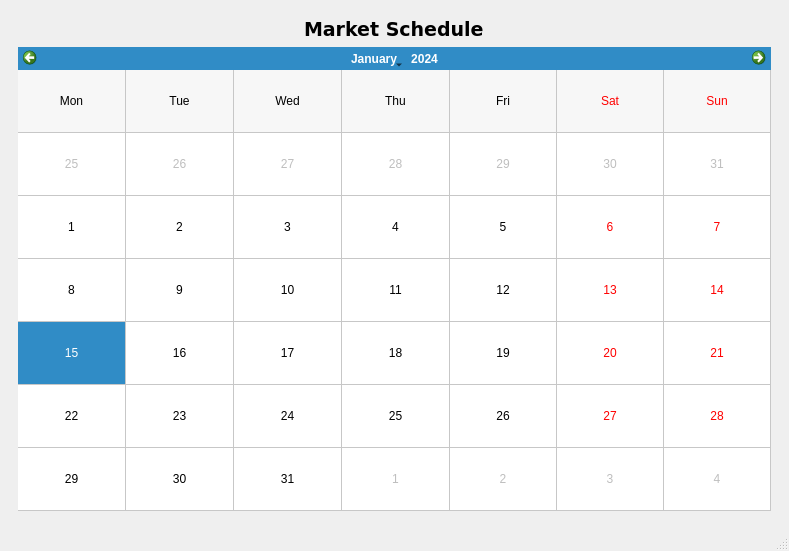
Above: mainwindow.ui from GameDevWhale/COMP-3004-Project before the change. Below: the same form after it.
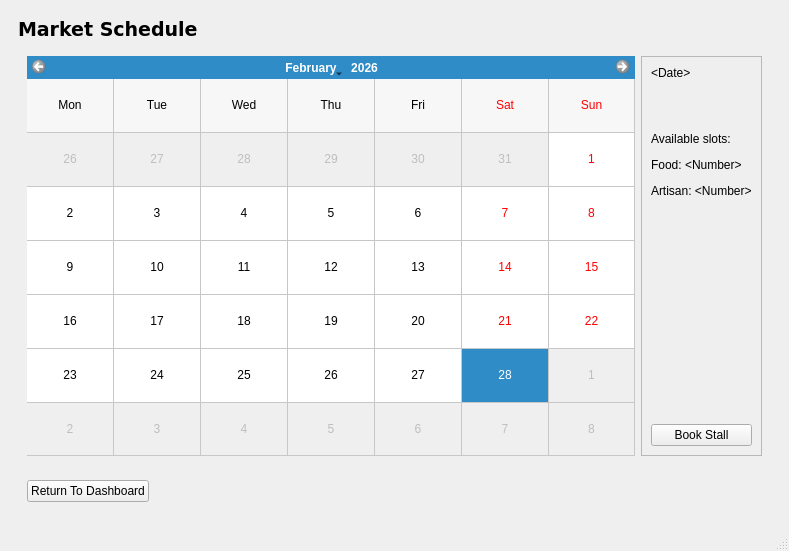
That is the form after the change.

Commit message: Added movement between pages

```diff
--- a/mainwindow.ui
+++ b/mainwindow.ui
@@ -15,7 +15,7 @@
   </property>
   <widget class="QWidget" name="centralWidget">
    <layout class="QGridLayout" name="gridLayout_2">
-    <item row="1" column="0">
+    <item row="0" column="0">
      <widget class="QStackedWidget" name="stackedWidget">
       <property name="currentIndex">
        <number>2</number>
@@ -187,8 +187,8 @@
        </layout>
       </widget>
       <widget class="QWidget" name="page_marketSchedule">
-       <layout class="QGridLayout" name="gridLayout_4">
-        <item row="0" column="0" alignment="Qt::AlignHCenter">
+       <layout class="QVBoxLayout" name="verticalLayout_5">
+        <item>
          <widget class="QLabel" name="label_3">
           <property name="font">
            <font>
@@ -203,17 +203,102 @@
           </property>
          </widget>
         </item>
-        <item row="1" column="0">
-         <widget class="QCalendarWidget" name="calendarWidget_marketSchedule">
-          <property name="gridVisible">
-           <bool>true</bool>
-          </property>
-          <property name="verticalHeaderFormat">
-           <enum>QCalendarWidget::NoVerticalHeader</enum>
-          </property>
-          <property name="navigationBarVisible">
-           <bool>true</bool>
-          </property>
+        <item>
+         <widget class="QWidget" name="widget_2" native="true">
+          <layout class="QGridLayout" name="gridLayout_6">
+           <item row="0" column="0">
+            <widget class="QCalendarWidget" name="calendarWidget_marketSchedule">
+             <property name="minimumDate">
+              <date>
+               <year>2026</year>
+               <month>2</month>
+               <day>1</day>
+              </date>
+             </property>
+             <property name="maximumDate">
+              <date>
+               <year>2026</year>
+               <month>2</month>
+               <day>28</day>
+              </date>
+             </property>
+             <property name="gridVisible">
+              <bool>true</bool>
+             </property>
+             <property name="verticalHeaderFormat">
+              <enum>QCalendarWidget::NoVerticalHeader</enum>
+             </property>
+             <property name="navigationBarVisible">
+              <bool>true</bool>
+             </property>
+            </widget>
+           </item>
+           <item row="0" column="1">
+            <widget class="QFrame" name="frame_2">
+             <property name="frameShape">
+              <enum>QFrame::StyledPanel</enum>
+             </property>
+             <property name="frameShadow">
+              <enum>QFrame::Raised</enum>
+             </property>
+             <layout class="QVBoxLayout" name="verticalLayout_3">
+              <item>
+               <widget class="QLabel" name="label_marketDateInfo">
+                <property name="text">
+                 <string>&lt;html&gt;&lt;head/&gt;&lt;body&gt;&lt;p&gt;&amp;lt;Date&amp;gt;&lt;/p&gt;&lt;p&gt;&lt;br/&gt;&lt;/p&gt;&lt;p&gt;Available slots:&lt;/p&gt;&lt;p&gt;Food: &amp;lt;Number&amp;gt;&lt;/p&gt;&lt;p&gt;Artisan: &amp;lt;Number&amp;gt;&lt;/p&gt;&lt;/body&gt;&lt;/html&gt;</string>
+                </property>
+               </widget>
+              </item>
+              <item>
+               <spacer name="verticalSpacer_3">
+                <property name="orientation">
+                 <enum>Qt::Vertical</enum>
+                </property>
+                <property name="sizeHint" stdset="0">
+                 <size>
+                  <width>20</width>
+                  <height>40</height>
+                 </size>
+                </property>
+               </spacer>
+              </item>
+              <item>
+               <widget class="QPushButton" name="pushButton_bookStall">
+                <property name="text">
+                 <string>Book Stall</string>
+                </property>
+               </widget>
+              </item>
+             </layout>
+            </widget>
+           </item>
+          </layout>
+         </widget>
+        </item>
+        <item>
+         <widget class="QWidget" name="widget" native="true">
+          <layout class="QGridLayout" name="gridLayout_5">
+           <item row="0" column="0">
+            <widget class="QPushButton" name="pushButton_marketSchedule_returnToDashboard">
+             <property name="text">
+              <string>Return To Dashboard</string>
+             </property>
+            </widget>
+           </item>
+           <item row="0" column="1">
+            <spacer name="horizontalSpacer_4">
+             <property name="orientation">
+              <enum>Qt::Horizontal</enum>
+             </property>
+             <property name="sizeHint" stdset="0">
+              <size>
+               <width>40</width>
+               <height>20</height>
+              </size>
+             </property>
+            </spacer>
+           </item>
+          </layout>
          </widget>
         </item>
        </layout>
```
Left out of the diff: 85 changed lines with no effect on the pictures. The commit also changes 2 other files.
